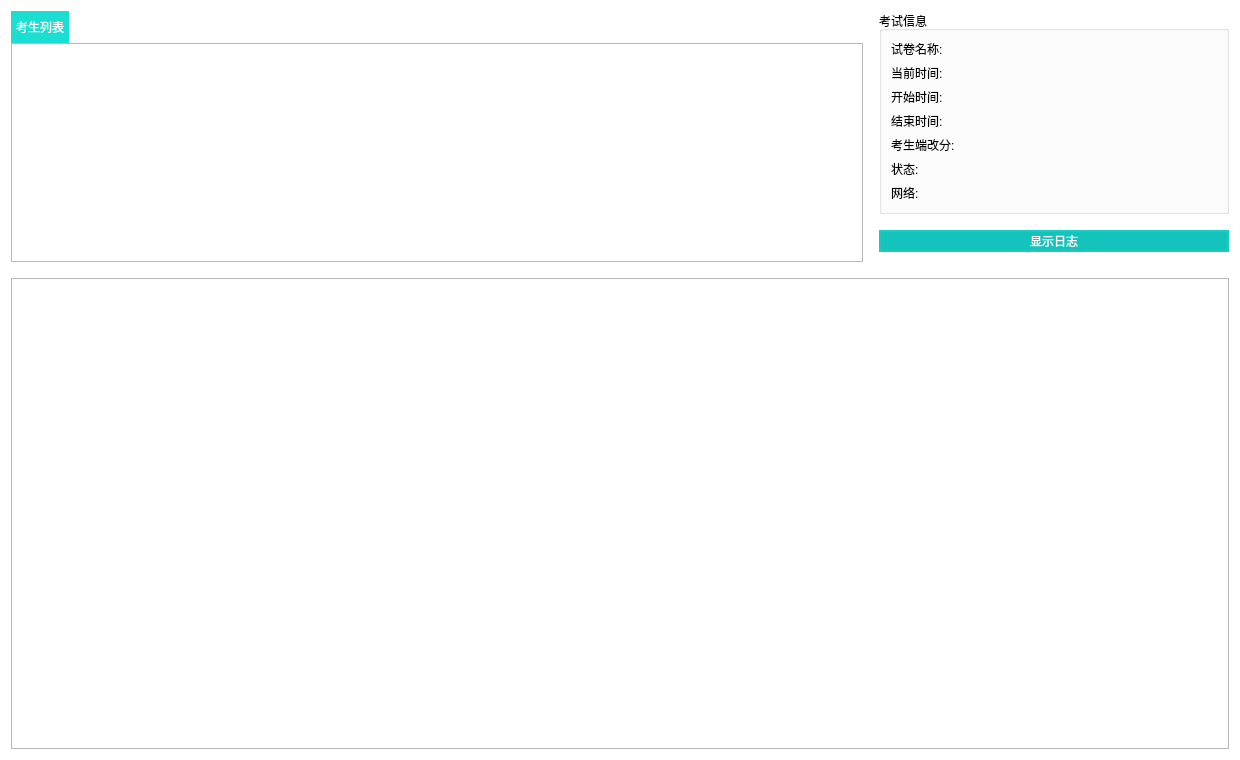
Old version of the form Widget/examwidget.ui in the repository jkjkil4/ExamSysTeacher.
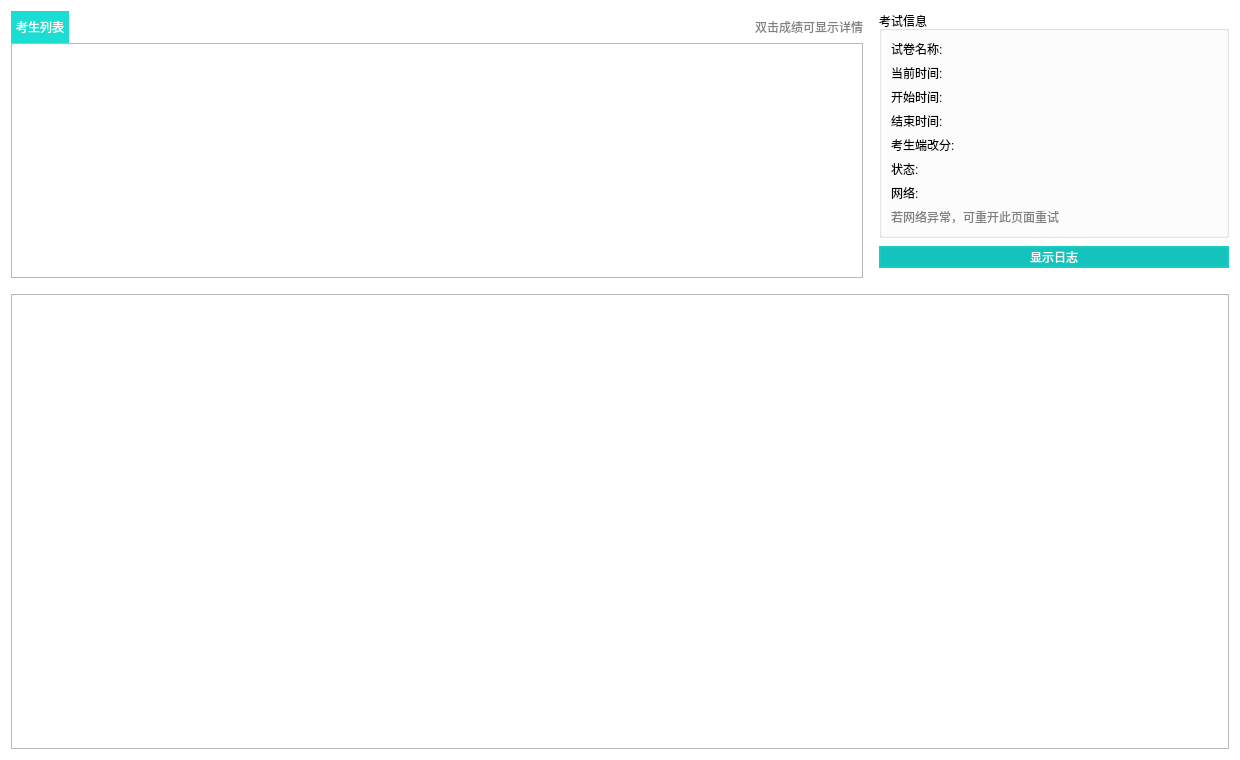
New version of the form.

Diff of the .ui file:
```diff
--- a/Widget/examwidget.ui
+++ b/Widget/examwidget.ui
@@ -67,6 +67,16 @@
            </property>
           </spacer>
          </item>
+         <item>
+          <widget class="QLabel" name="labelTipDbClk">
+           <property name="styleSheet">
+            <string notr="true">color: gray;</string>
+           </property>
+           <property name="text">
+            <string>双击成绩可显示详情</string>
+           </property>
+          </widget>
+         </item>
         </layout>
        </item>
        <item>
@@ -96,7 +106,7 @@
      <item>
       <layout class="QVBoxLayout" name="layoutRight">
        <property name="spacing">
-        <number>16</number>
+        <number>8</number>
        </property>
        <item>
         <widget class="QGroupBox" name="boxExamInfo">
@@ -251,6 +261,16 @@
             </item>
            </layout>
           </item>
+          <item>
+           <widget class="QLabel" name="label">
+            <property name="styleSheet">
+             <string notr="true">color: gray</string>
+            </property>
+            <property name="text">
+             <string>若网络异常，可重开此页面重试</string>
+            </property>
+           </widget>
+          </item>
          </layout>
         </widget>
        </item>
```
